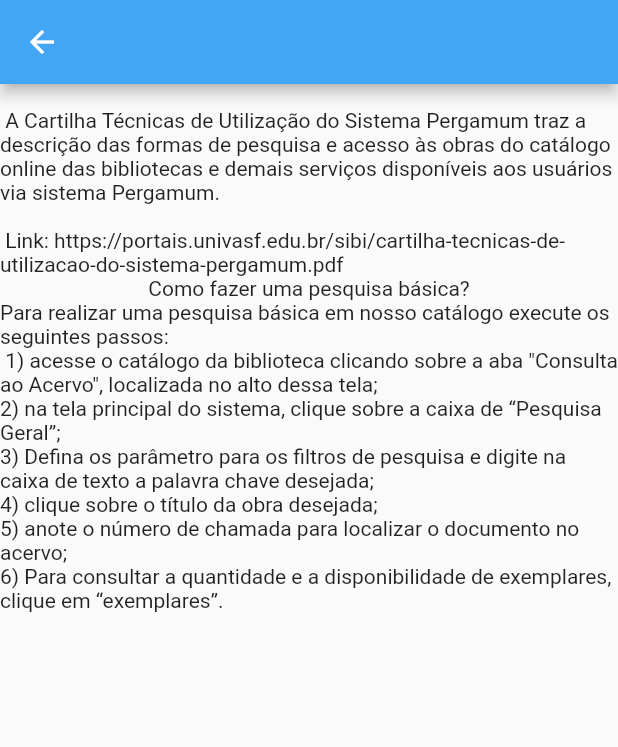
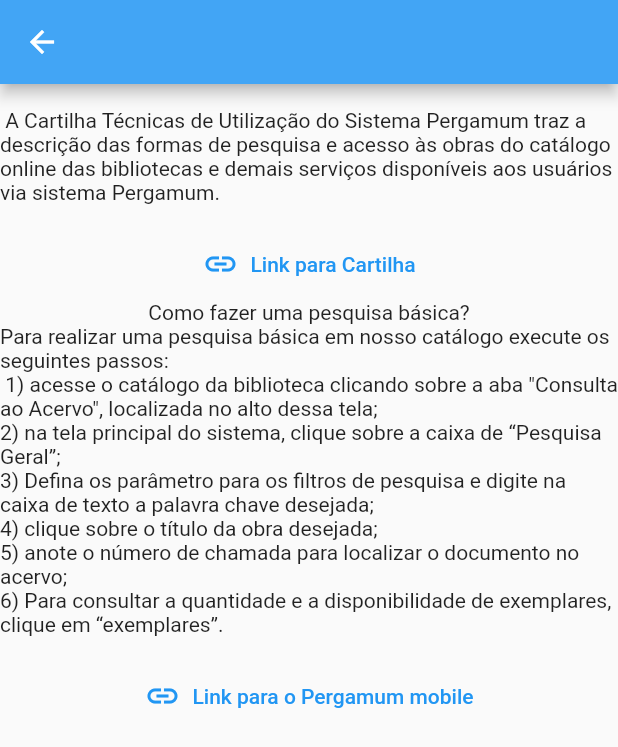
Before and after one commit to aureliodeboa/AplicativoSIBI, a Flutter app: the telapergamun screen opened directly, on a phone screen of 412 x 824 dp. Shown: the top 747 px of the screen. Run offline on Flutter 3.47's test engine with Material 2 defaults, Android fonts, the phone set to English and light mode, and no system bars; our stand-ins replace youtube_player_flutter; network calls fail.

Commit message:
Implementa links

```diff
--- a/lib/telapegamun.dart
+++ b/lib/telapegamun.dart
@@ -1,4 +1,7 @@
 import 'package:flutter/material.dart';
+import 'package:flutter/foundation.dart';
+import 'package:url_launcher/url_launcher.dart';
+import 'package:url_launcher/url_launcher_string.dart';
 class telapergamun extends StatefulWidget {
   const telapergamun({Key? key}) : super(key: key);
 
@@ -7,6 +10,14 @@ class telapergamun extends StatefulWidget {
 }
 
 class _telapergamunState extends State<telapergamun> {
+  void launchExternalWebsite(String url) async {
+    var urlUri= Uri.parse(url);
+    if(await canLaunchUrl(urlUri)){
+      await launchUrl(urlUri, mode: LaunchMode.externalApplication);
+    }else {
+      throw 'could not lanch $urlUri';
+    }
+  }
   @override
   Widget build(BuildContext context) {
     return Scaffold(
@@ -20,14 +31,18 @@ class _telapergamunState extends State<telapergamun> {
           child: Column(
 
             children: [
-              Container(
-                child: Text('\n A Cartilha Técnicas de Utilização do Sistema Pergamum'
-                    ' traz a descrição das formas de pesquisa e acesso às obras do catálogo online das bibliotecas '
-                    'e demais serviços disponíveis aos usuários via sistema Pergamum.\n'
-                    '\n Link: https://portais.univasf.edu.br/sibi/cartilha-tecnicas-de-utilizacao-do-sistema-pergamum.pdf'),
+              Text('\n A Cartilha Técnicas de Utilização do Sistema Pergamum'
+                  ' traz a descrição das formas de pesquisa e acesso às obras do catálogo online das bibliotecas '
+                  'e demais serviços disponíveis aos usuários via sistema Pergamum.\n'
+                  ),
+              TextButton.icon(
+                icon: Icon(Icons.link),
+                label: Text('Link para Cartilha'),
+                onPressed: () => setState(() {
+                  launchExternalWebsite("https://portais.univasf.edu.br/sibi/cartilha-tecnicas-de-utilizacao-do-sistema-pergamum.pdf");
 
-
-              ),
+                }
+                ),),
               Text('Como fazer uma pesquisa básica?'),
               Text('Para realizar uma pesquisa básica em nosso catálogo execute os seguintes passos: \n '
                   '1) acesse o catálogo da biblioteca clicando sobre a aba "Consulta ao Acervo", localizada no alto dessa tela;\n'
@@ -36,6 +51,14 @@ class _telapergamunState extends State<telapergamun> {
                   '4) clique sobre o título da obra desejada; \n'
                   '5) anote o número de chamada para localizar o documento no acervo;\n'
                   '6) Para consultar a quantidade e a disponibilidade de exemplares, clique em “exemplares”.\n'),
+              TextButton.icon(
+                icon: Icon(Icons.link),
+                label: Text('Link para o Pergamum mobile'),
+                onPressed: () => setState(() {
+                  launchExternalWebsite("https://biblioteca.univasf.edu.br/pergamum/mobile/index.php");
+
+                }
+                ),)
 
             ],
           ),
--- a/pubspec.yaml
+++ b/pubspec.yaml
@@ -64,6 +64,7 @@ flutter:
   # To add assets to your application, add an assets section, like this:
   assets:
    - imagem/
+   - imagem/icones/
   #   - images/a_dot_ham.jpeg
 
   # An image asset can refer to one or more resolution-specific "variants", see
```
Also changed, not shown: lib/teladelinks.dart (+69 -3 lines), lib/telareservalivro.dart (+14 -15 lines), imagem/icones/deposito.png (added), imagem/icones/instagram.png (added), imagem/icones/pdf.png (added), imagem/icones/pergamun.png (added), imagem/icones/portal.png (added), imagem/icones/youtube.png (added), 1 other file.
